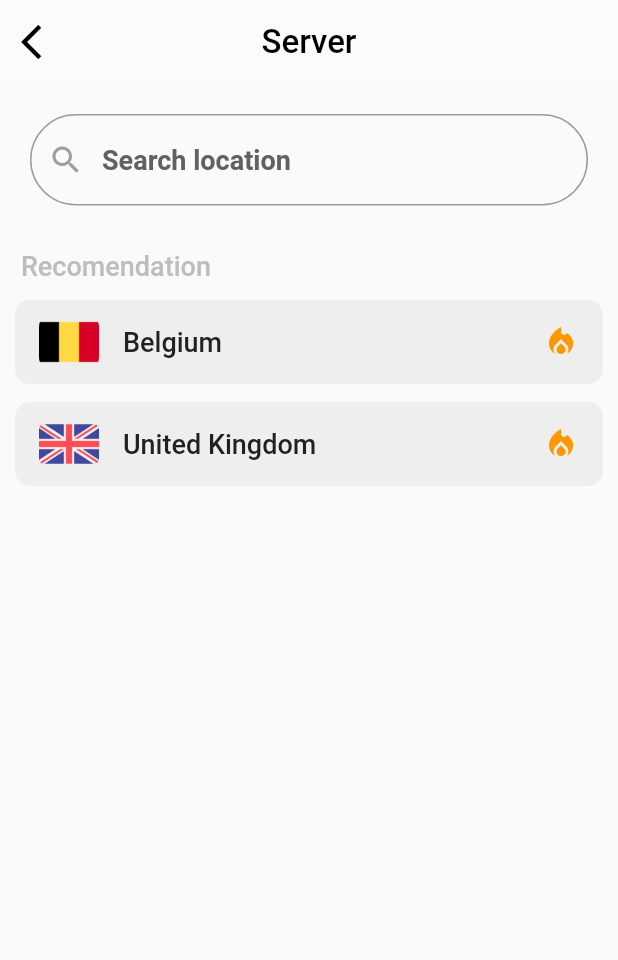
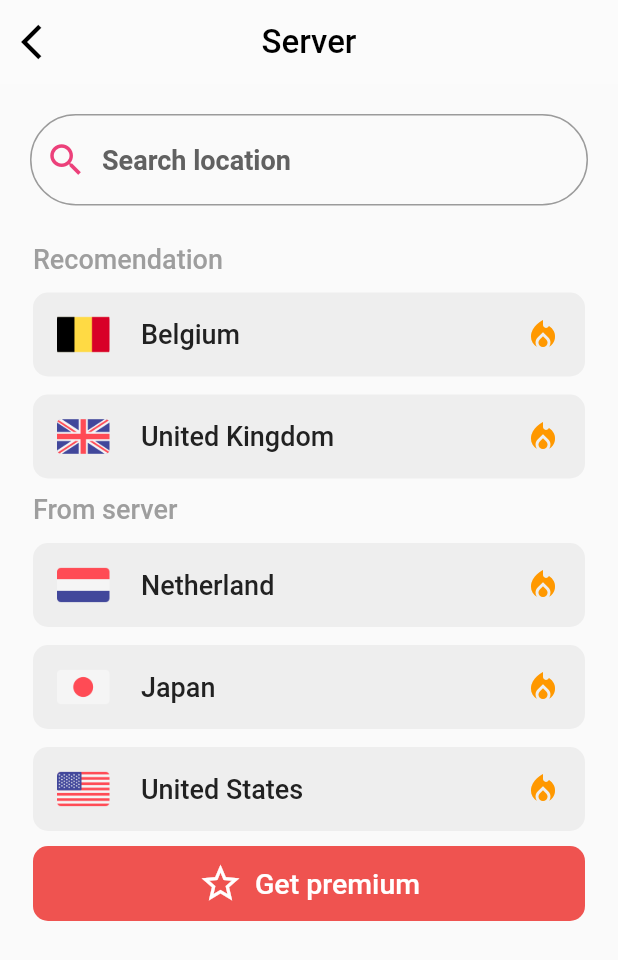
Before and after one commit to jeremiasramirez/flutter-vpn-app, a Flutter app: the screen it shows after launch, after a tap on "United states", on a phone screen of 412 x 824 dp. Shown: the top 960 px of the screen. Run offline on Flutter 3.47's test engine with Material 2 defaults, Android fonts, the phone set to English and light mode, and no system bars; our stand-ins replace animate_do, google_fonts; Roboto replaces fonts that are missing (Ubuntu, ubuntu).

Commit message:
Agregado pantalla de server

```diff
--- a/lib/pages/home.page.dart
+++ b/lib/pages/home.page.dart
@@ -4,7 +4,13 @@ import 'package:flutter_softvpn/widgets/route.widget.dart';
 import 'package:flutter_softvpn/widgets/separated.widget.dart';
 import 'package:google_fonts/google_fonts.dart';
 
-class HomePage extends StatelessWidget {
+class HomePage extends StatefulWidget {
+  HomePageState createState() => new HomePageState();
+}
+
+class HomePageState extends State<HomePage> {
+  int timing = 0;
+
   @override
   Widget build(BuildContext context) {
     return MaterialApp(
@@ -30,7 +36,7 @@ class HomePage extends StatelessWidget {
                 this.activateVpn(),
                 this.selectedCountry(context, "server"),
                 SeparatedWidget(0, 18),
-                this.statistic()
+                this.statistic(context)
               ]))
             ])));
   }
@@ -40,7 +46,7 @@ class HomePage extends StatelessWidget {
         style: GoogleFonts.ubuntu(
             color: Colors.orange[800],
             fontSize: 20,
-            fontWeight: FontWeight.w600));
+            fontWeight: FontWeight.w700));
   }
 
   Text textOpacity(String name) {
@@ -51,12 +57,12 @@ class HomePage extends StatelessWidget {
             fontWeight: FontWeight.w500));
   }
 
-  FadeInUp containIp() {
+  Widget containIp() {
     return FadeInUp(
-      from: 15,
+      from: 10,
       child: Container(
           margin: EdgeInsets.all(15),
-          padding: EdgeInsets.only(top: 10, bottom: 18),
+          padding: EdgeInsets.only(top: 15, bottom: 18),
           decoration: BoxDecoration(
               color: Colors.grey[200], borderRadius: BorderRadius.circular(12)),
           child: Row(
@@ -80,8 +86,8 @@ class HomePage extends StatelessWidget {
   }
 
   Widget timingVpn() {
-    return FadeInUp(
-        from: 30,
+    return Flash(
+        // from: 30,
         child: Container(
             decoration: BoxDecoration(
                 // color: Colors.grey[200],
@@ -102,7 +108,7 @@ class HomePage extends StatelessWidget {
     return ClipRRect(
         borderRadius: BorderRadius.circular(20),
         child: FadeInUp(
-            from: 80,
+            from: 10,
             delay: Duration(milliseconds: 300),
             child: Container(
                 margin: EdgeInsets.only(top: 43, left: 20, right: 20),
@@ -110,7 +116,7 @@ class HomePage extends StatelessWidget {
                     color: Colors.grey[200],
                     borderRadius: BorderRadius.circular(20)),
                 child: ListTile(
-                    // selectedTileColor: Colors.white,
+                    selectedTileColor: Colors.white,
                     onTap: () {
                       navigate(context, name);
                     },
@@ -129,7 +135,34 @@ class HomePage extends StatelessWidget {
                     )))));
   }
 
-  Widget statistic() {
+  void alert(contextok) {
+    showDialog(
+        context: contextok,
+        builder: (e) {
+          return AlertDialog(
+              title: FadeInUp(
+                  from: 5,
+                  child: Text("Fire Network",
+                      style: TextStyle(fontFamily: "ubuntu"))),
+              content: FadeInUp(
+                  from: 5,
+                  child: Text("124 Mb/s",
+                      style: TextStyle(
+                          fontFamily: "ubuntu", fontWeight: FontWeight.bold))),
+              actions: <Widget>[
+                FlatButton(
+                    color: Colors.grey[200],
+                    child: Text("OK",
+                        style: TextStyle(
+                            fontFamily: "ubuntu", fontWeight: FontWeight.bold)),
+                    onPressed: () {
+                      Navigator.pop(context);
+                    })
+              ]);
+        });
+  }
+
+  Widget statistic(context) {
     return FadeInUp(
         from: 105,
         delay: Duration(milliseconds: 500),
@@ -137,6 +170,10 @@ class HomePage extends StatelessWidget {
           margin: EdgeInsets.all(15),
           padding: EdgeInsets.only(top: 10, bottom: 18),
           decoration: BoxDecoration(borderRadius: BorderRadius.circular(12)),
+          child: GestureDetector(
+              onTap: () {
+                this.alert(context);
+              },
               child: Row(
                 mainAxisAlignment: MainAxisAlignment.spaceAround,
                 children: [
@@ -170,7 +207,7 @@ class HomePage extends StatelessWidget {
                   )
                 ],
               )),
-    );
+        ));
   }
 
   Widget activateVpn() {
--- a/lib/pages/server.page.dart
+++ b/lib/pages/server.page.dart
@@ -14,23 +14,113 @@ class ServerPage extends StatelessWidget {
             appBar: this.appBars(context),
             body: ListView(children: [
               this.searchLocation(),
-              SeparatedWidget(0, 10),
-              BounceInLeft(child: this.textOver("Recomendation")),
-              BounceInLeft(
+              SeparatedWidget(0, 5),
+              this.textOver("Recomendation"),
+              FadeInUp(
+                  from: 13,
+                  duration: Duration(milliseconds: 300),
                   child: this
                       .tile("Belgium", "assets/images/countries/belgium.png")),
-              BounceInLeft(
+              FadeInUp(
+                  from: 13,
+                  duration: Duration(milliseconds: 300),
                   child: this.tile("United Kingdom",
                       "assets/images/countries/united-kingdom.png")),
+              SeparatedWidget(0, 10),
+              this.textOver("From server"),
+              FadeInUp(
+                  from: 13,
+                  duration: Duration(milliseconds: 300),
+                  child: this.tile(
+                      "Netherland", "assets/images/countries/netherlands.png")),
+              FadeInUp(
+                  from: 13,
+                  duration: Duration(milliseconds: 300),
+                  child:
+                      this.tile("Japan", "assets/images/countries/japan.png")),
+              FadeInUp(
+                  from: 13,
+                  duration: Duration(milliseconds: 300),
+                  child: this.tile("United States",
+                      "assets/images/countries/united-states.png")),
+              this.premiumButton(context)
             ])));
+  }
+
+  void spinner(contextok) {
+    showDialog(
+        context: contextok,
+        builder: (e) {
+          return AlertDialog(
+              elevation: 0,
+              backgroundColor: Colors.grey[100],
+              title: FadeInUp(
+                from: 2,
+                child: Center(
+                    child: Text("Getting Premium",
+                        style: TextStyle(
+                            color: Colors.pink[500], fontFamily: "ubuntu"))),
+              ),
+              content: ZoomIn(
+                  child: Container(
+                      width: 30,
+                      height: 228,
+                      child:
+                          CircularProgressIndicator(color: Colors.pink[500]))),
+              actions: <Widget>[
+                FlatButton(
+                    color: Colors.pink[400],
+                    onPressed: () {
+                      Navigator.pop(contextok);
+                    },
+                    minWidth: 300,
+                    child: Text("Cancel",
+                        style: TextStyle(
+                            color: Colors.white, fontFamily: "ubuntu"))),
+                FlatButton(
+                    onPressed: () {
+                      Navigator.pop(contextok);
+                      this.spinner(contextok);
+                    },
+                    minWidth: 300,
+                    child: Text("Retry"))
+              ]);
+        });
+  }
+
+  Widget premiumButton(context) {
+    return GestureDetector(
+        child: Container(
+            width: 280.0,
+            margin: EdgeInsets.only(left: 22, right: 22, top: 10),
+            height: 50.0,
+            child: TextButton(
+                onPressed: () {
+                  this.spinner(context);
+                },
+                child: Row(
+                    mainAxisAlignment: MainAxisAlignment.center,
+                    children: <Widget>[
+                      Icon(Icons.star_border, color: Colors.white, size: 30),
+                      SeparatedWidget(8, 0),
+                      Text("Get premium",
+                          style: TextStyle(
+                              fontFamily: "ubuntu",
+                              fontSize: 19,
+                              fontWeight: FontWeight.w500,
+                              color: Colors.white))
+                    ])),
+            decoration: BoxDecoration(
+                borderRadius: BorderRadius.circular(10),
+                color: Colors.red[400])));
   }
 
   Widget textOver(String name) {
     return Container(
-        margin: EdgeInsets.only(left: 14),
+        margin: EdgeInsets.only(left: 22),
         child: Text(name,
             style: GoogleFonts.ubuntu(
-                color: Colors.grey[400],
+                color: Colors.grey[500],
                 fontSize: 18,
                 fontWeight: FontWeight.w500)));
   }
@@ -39,7 +129,7 @@ class ServerPage extends StatelessWidget {
     return Container(
         decoration: BoxDecoration(
             color: Colors.grey[200], borderRadius: BorderRadius.circular(10)),
-        margin: EdgeInsets.only(top: 12, left: 10, right: 10),
+        margin: EdgeInsets.only(top: 12, left: 22, right: 22),
         child: ListTile(
             title: Text(name,
                 style: GoogleFonts.ubuntu(
@@ -48,7 +138,7 @@ class ServerPage extends StatelessWidget {
                     fontWeight: FontWeight.w500)),
             onTap: () {},
             leading: Container(
-                width: 40,
+                width: 35,
                 height: 40,
                 child: ClipRRect(
                     child:
@@ -67,10 +157,11 @@ class ServerPage extends StatelessWidget {
                     fontSize: 18,
                     color: Colors.grey[700],
                     fontWeight: FontWeight.w600),
-                prefixIcon: Icon(Icons.search, color: Colors.grey[500]),
+                prefixIcon:
+                    Icon(Icons.search, size: 28, color: Colors.pink[400]),
                 border: OutlineInputBorder(
                     gapPadding: 10, borderRadius: BorderRadius.circular(40)),
-                fillColor: Colors.white,
+                fillColor: Colors.grey[300],
                 focusColor: Colors.grey,
                 hintText: 'Search location')));
   }
```
Lines whose indentation alone changed are shown as unchanged.
